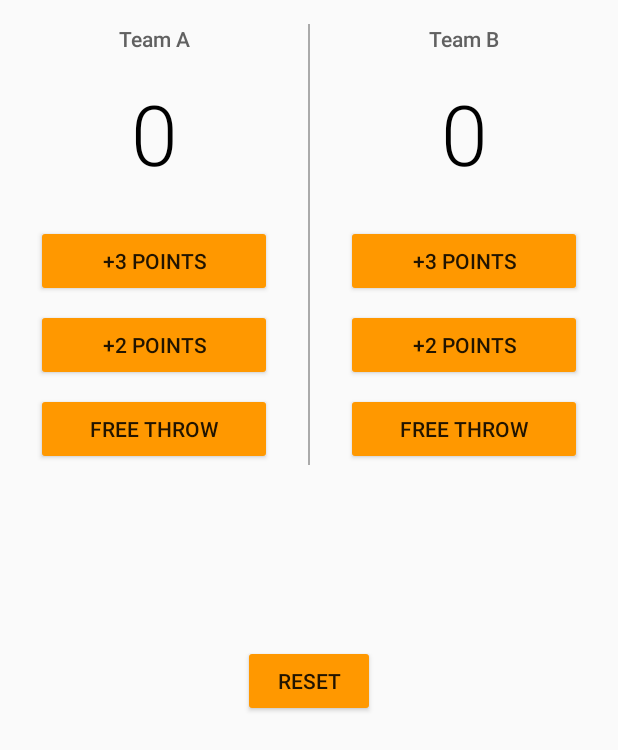
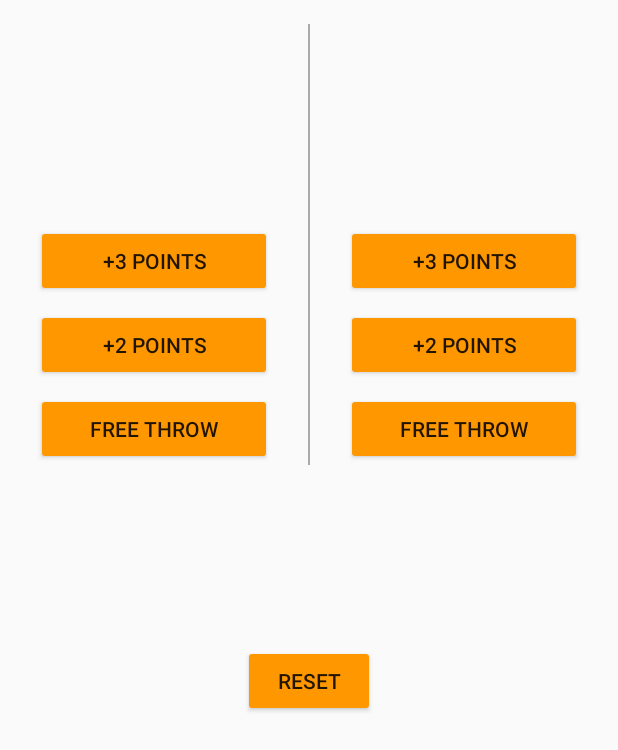
Before and after one commit to hgallop/CourtCounter, an Android app: the layout activity_main.xml on its own in the app's theme, with its tools: preview values and no code run, on a phone screen of 412 x 824 dp. Shown: the top 750 px of the screen. Run offline under Robolectric (Android 15) with nearby library versions, the phone set to English and light mode, and no system bars.

```diff
--- a/app/src/main/res/layout-land/activity_main.xml
+++ b/app/src/main/res/layout-land/activity_main.xml
@@ -21,15 +21,16 @@
             android:orientation="vertical">
 
             <TextView
+                android:id="@+id/a_team"
                 style="@style/TextStyle.TeamStyle"
-                android:fontFamily="sans-serif-medium"
-                android:text="@string/teama" />
+                android:freezesText="true"
+                android:fontFamily="sans-serif-medium" />
 
             <TextView
                 android:id="@+id/team_a_score"
                 style="@style/TextStyle.ScoreStyle"
-                android:fontFamily="sans-serif-light"
-                android:text="@string/scoreForA" />
+                android:freezesText="true"
+                android:fontFamily="sans-serif-light" />
 
             <Button
                 style="@style/ButtonStyle"
@@ -63,15 +64,16 @@
             android:orientation="vertical">
 
             <TextView
+                android:id="@+id/b_team"
                 style="@style/TextStyle.TeamStyle"
-                android:fontFamily="sans-serif-medium"
-                android:text="@string/teamb" />
+                android:freezesText="true"
+                android:fontFamily="sans-serif-medium" />
 
             <TextView
                 android:id="@+id/team_b_score"
                 style="@style/TextStyle.ScoreStyle"
-                android:fontFamily="sans-serif-light"
-                android:text="@string/scoreForB" />
+                android:freezesText="true"
+                android:fontFamily="sans-serif-light" />
 
             <Button
                 style="@style/ButtonStyle"
--- a/app/src/main/res/layout/activity_main.xml
+++ b/app/src/main/res/layout/activity_main.xml
@@ -22,15 +22,16 @@
                 android:orientation="vertical">
 
                 <TextView
+                    android:id="@+id/a_team"
                     style="@style/TextStyle.TeamStyle"
-                    android:fontFamily="sans-serif-medium"
-                    android:text="@string/teama" />
+                    android:freezesText="true"
+                    android:fontFamily="sans-serif-medium" />
 
                 <TextView
                     android:id="@+id/team_a_score"
                     style="@style/TextStyle.ScoreStyle"
-                    android:fontFamily="sans-serif-light"
-                    android:text="@string/scoreForA" />
+                    android:freezesText="true"
+                    android:fontFamily="sans-serif-light" />
 
                 <Button
                     style="@style/ButtonStyle"
@@ -63,15 +64,16 @@
                 android:orientation="vertical">
 
                 <TextView
+                    android:id="@+id/b_team"
                     style="@style/TextStyle.TeamStyle"
-                    android:fontFamily="sans-serif-medium"
-                    android:text="@string/teamb" />
+                    android:freezesText="true"
+                    android:fontFamily="sans-serif-medium" />
 
                 <TextView
                     android:id="@+id/team_b_score"
                     style="@style/TextStyle.ScoreStyle"
-                    android:fontFamily="sans-serif-light"
-                    android:text="@string/scoreForB" />
+                    android:freezesText="true"
+                    android:fontFamily="sans-serif-light" />
 
                 <Button
                     style="@style/ButtonStyle"
```
Also changed, not shown: app/src/main/java/com/example/android/courtcounter/MainActivity.java (+42 -49 lines), app/src/main/java/com/example/android/courtcounter/Team.java (added, +85 -0 lines).
